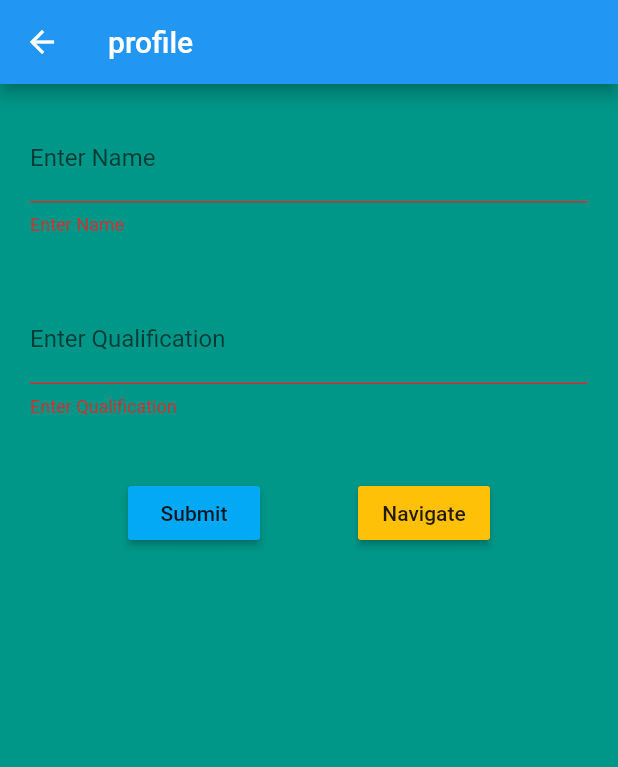
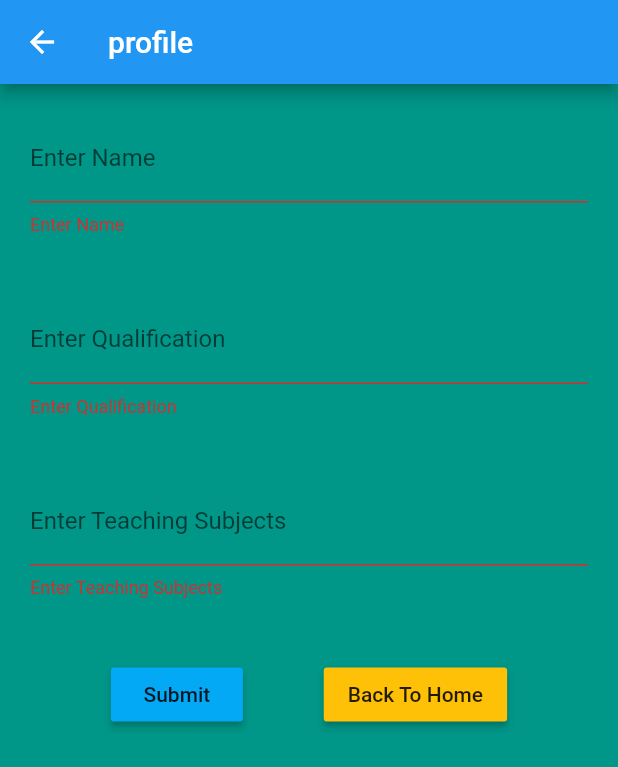
Before and after one commit to preet3001/tutor4u, a Flutter app: the Profile_Page screen opened by its route, after a tap on "Submit", on a phone screen of 412 x 824 dp. Shown: the top 767 px of the screen. Run offline on Flutter 3.47's test engine with Material 2 defaults, Android fonts, the phone set to English and light mode, and no system bars; our stand-ins replace firebase_auth, firebase_core, firebase_database, google_sign_in; accounts and stored records are empty.

Commit message:
updated profile page

```diff
--- a/lib/screens/profile_page.dart
+++ b/lib/screens/profile_page.dart
@@ -14,6 +14,7 @@ class _Profile_PageState extends State<Profile_Page> {
   final _formKey = GlobalKey<FormState>();
   final nameController = TextEditingController();
   final QualificationController = TextEditingController();
+  final SubjectsController = TextEditingController();
   final DBRef = FirebaseDatabase.instance.reference();
   @override
   Widget build(BuildContext context) {
@@ -66,6 +67,25 @@ class _Profile_PageState extends State<Profile_Page> {
                 ),
               ),
               Padding(
+                padding: EdgeInsets.all(20.0),
+                child: TextFormField(
+                  controller: SubjectsController,
+                  decoration: InputDecoration(
+                    labelText: "Enter Teaching Subjects",
+                    enabledBorder: OutlineInputBorder(
+                      borderRadius: BorderRadius.circular(10.0),
+                    ),
+                  ),
+                  // The validator receives the text that the user has entered.
+                  validator: (value) {
+                    if (value.isEmpty) {
+                      return 'Enter Teaching Subjects';
+                    }
+                    return null;
+                  },
+                ),
+              ),
+              Padding(
                   padding: EdgeInsets.all(20.0),
                   child: Row(
                     mainAxisAlignment: MainAxisAlignment.spaceEvenly,
@@ -77,11 +97,13 @@ class _Profile_PageState extends State<Profile_Page> {
                             DBRef.push().set({
                               "name": nameController.text,
                               "Qualification": QualificationController.text,
+                              "Subjects": SubjectsController.text,
                             }).then((_) {
                               Scaffold.of(context).showSnackBar(SnackBar(
                                   content: Text('Successfully Added')));
                               nameController.clear();
                               QualificationController.clear();
+                              SubjectsController.clear();
                             }).catchError((onError) {
                               Scaffold.of(context).showSnackBar(
                                   SnackBar(content: Text(onError)));
@@ -95,7 +117,7 @@ class _Profile_PageState extends State<Profile_Page> {
                         onPressed: () {
                           Navigator.pushNamed(context, CenterPage.id);
                         },
-                        child: Text('Navigate'),
+                        child: Text('Back To Home'),
                       ),
                     ],
                   )),
```
